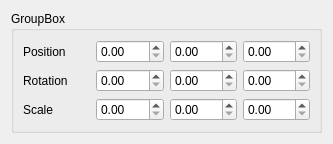
Qt form JopeShaderEngine/transformui.ui (PatatesIDracs/ColorinesGLSL-Programming) before a commit.
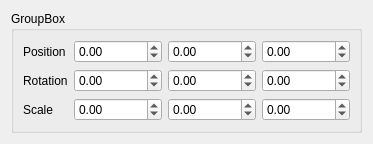
The same form after that commit.

What changed in the file:
```diff
--- a/JopeShaderEngine/transformui.ui
+++ b/JopeShaderEngine/transformui.ui
@@ -30,13 +30,34 @@
          </widget>
         </item>
         <item>
-         <widget class="QDoubleSpinBox" name="posYSpinBox"/>
+         <widget class="QDoubleSpinBox" name="posXSpinBox">
+          <property name="minimum">
+           <double>-999999.989999999990687</double>
+          </property>
+          <property name="maximum">
+           <double>999999.989999999990687</double>
+          </property>
+         </widget>
         </item>
         <item>
-         <widget class="QDoubleSpinBox" name="posXSpinBox"/>
+         <widget class="QDoubleSpinBox" name="posYSpinBox">
+          <property name="minimum">
+           <double>-999999.989999999990687</double>
+          </property>
+          <property name="maximum">
+           <double>999999.989999999990687</double>
+          </property>
+         </widget>
         </item>
         <item>
-         <widget class="QDoubleSpinBox" name="posZSpinBox"/>
+         <widget class="QDoubleSpinBox" name="posZSpinBox">
+          <property name="minimum">
+           <double>-999999.989999999990687</double>
+          </property>
+          <property name="maximum">
+           <double>999999.989999999990687</double>
+          </property>
+         </widget>
         </item>
        </layout>
       </item>
@@ -50,13 +71,34 @@
          </widget>
         </item>
         <item>
-         <widget class="QDoubleSpinBox" name="rotYSpinBox"/>
+         <widget class="QDoubleSpinBox" name="rotXSpinBox">
+          <property name="minimum">
+           <double>-999999.989999999990687</double>
+          </property>
+          <property name="maximum">
+           <double>999999.989999999990687</double>
+          </property>
+         </widget>
         </item>
         <item>
-         <widget class="QDoubleSpinBox" name="rotXSpinBox"/>
+         <widget class="QDoubleSpinBox" name="rotYSpinBox">
+          <property name="minimum">
+           <double>-999999.989999999990687</double>
+          </property>
+          <property name="maximum">
+           <double>999999.989999999990687</double>
+          </property>
+         </widget>
         </item>
         <item>
-         <widget class="QDoubleSpinBox" name="rotZSpinBox"/>
+         <widget class="QDoubleSpinBox" name="rotZSpinBox">
+          <property name="minimum">
+           <double>-999999.989999999990687</double>
+          </property>
+          <property name="maximum">
+           <double>999999.989999999990687</double>
+          </property>
+         </widget>
         </item>
        </layout>
       </item>
@@ -70,13 +112,34 @@
          </widget>
         </item>
         <item>
-         <widget class="QDoubleSpinBox" name="scaleYSpinBox"/>
+         <widget class="QDoubleSpinBox" name="scaleXSpinBox">
+          <property name="minimum">
+           <double>-999999.989999999990687</double>
+          </property>
+          <property name="maximum">
+           <double>999999.989999999990687</double>
+          </property>
+         </widget>
         </item>
         <item>
-         <widget class="QDoubleSpinBox" name="scaleXSpinBox"/>
+         <widget class="QDoubleSpinBox" name="scaleYSpinBox">
+          <property name="minimum">
+           <double>-999999.989999999990687</double>
+          </property>
+          <property name="maximum">
+           <double>999999.989999999990687</double>
+          </property>
+         </widget>
         </item>
         <item>
-         <widget class="QDoubleSpinBox" name="scaleZSpinBox"/>
+         <widget class="QDoubleSpinBox" name="scaleZSpinBox">
+          <property name="minimum">
+           <double>-999999.989999999990687</double>
+          </property>
+          <property name="maximum">
+           <double>999999.989999999990687</double>
+          </property>
+         </widget>
         </item>
        </layout>
       </item>
```
